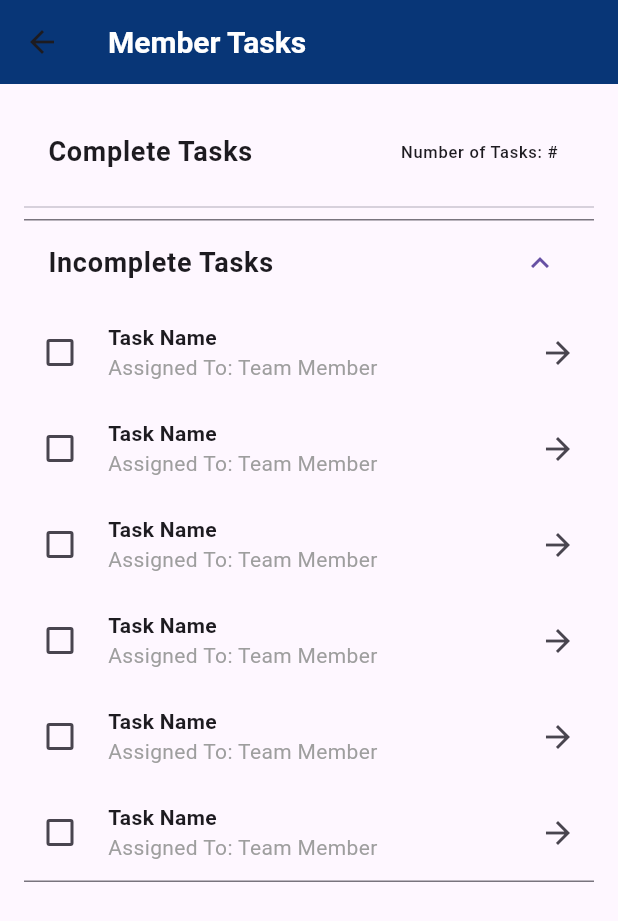
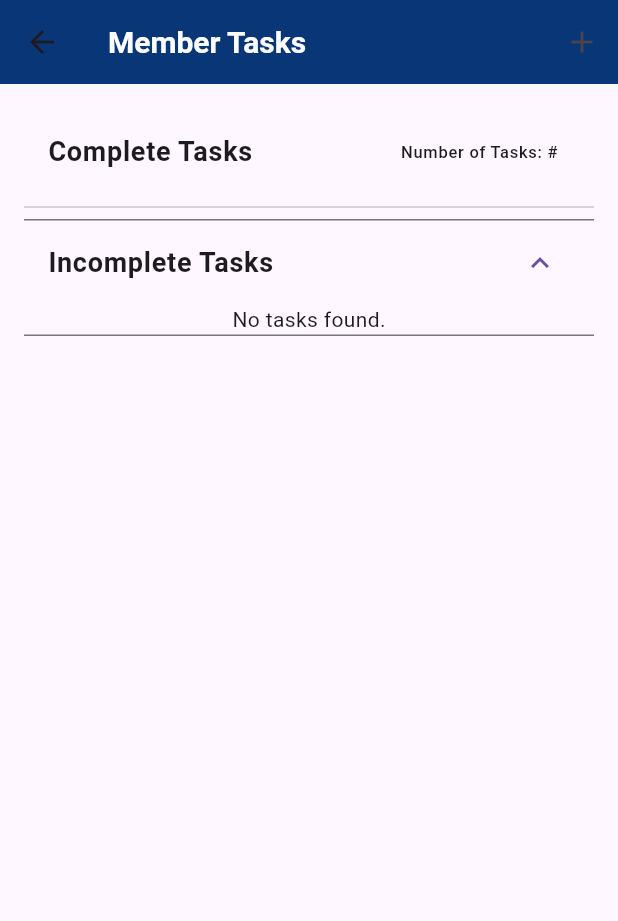
Before and after one commit to ShreyanshMisra/Kapok, a Flutter app: the TaskListPage screen opened directly, on a phone screen of 412 x 824 dp. Shown: the top 921 px of the screen. Run offline on Flutter 3.47's test engine with Material 3 defaults, Android fonts, the phone set to English and light mode, and no system bars; our stand-ins replace cloud_firestore, firebase_auth, firebase_core, get, google_maps_flutter, location; missing offline and left inert: translator; accounts and stored records are empty; network calls fail.

Commit message:
initial update

```diff
--- a/lib/pages/home_screens/task_list.dart
+++ b/lib/pages/home_screens/task_list.dart
@@ -1,4 +1,7 @@
 import 'package:flutter/material.dart';
+import 'package:cloud_firestore/cloud_firestore.dart';
+import 'package:kapok_new/models/task_model.dart';
+import 'package:kapok_new/pages/home_screens/create_task_page.dart';
 
 class TaskListPage extends StatefulWidget {
   const TaskListPage({super.key});
@@ -12,7 +15,7 @@ class _TaskListPageState extends State<TaskListPage> {
   Widget build(BuildContext context) {
     return Scaffold(
       appBar: AppBar(
-        title: Text(
+        title: const Text(
           'Member Tasks',
           style: TextStyle(
             fontSize: 20,
@@ -20,42 +23,32 @@ class _TaskListPageState extends State<TaskListPage> {
             color: Colors.white
           ),
         ),
-        // TODO: possbile global styles to reduce styling issues
-        backgroundColor: Color(0xFF083677),
+        backgroundColor: const Color(0xFF083677),
+        actions: [
+          IconButton(
+            icon: const Icon(Icons.add),
+            onPressed: () {
+              Navigator.push(
+                context,
+                MaterialPageRoute(builder: (context) => const CreateTaskPage()),
+              );
+            },
+          ),
+        ],
       ),
       body: TaskScreen(),
     );
   }
 }
 
+class TaskScreen extends StatefulWidget {
+  const TaskScreen({super.key});
 
-
-// class TaskListHome extends StatelessWidget {
-//   @override
-//   Widget build(BuildContext context) {
-//     return MaterialApp(
-//       home: Scaffold(
-//         appBar: AppBar(
-//           title: Text('Member Tasks'),
-//           // TODO: possbile global styles to reduce styling issues
-//           backgroundColor: Color(0xFF083677),
-//           titleTextStyle: TextStyle(
-//           color: Colors.white
-//           ),
-//         ),
-//         body: TaskScreen(),
-//       ),
-//     );
-//   }
-// }
-
-class TaskScreen extends StatefulWidget {
   @override
   _TaskScreenState createState() => _TaskScreenState();
 }
 
 class _TaskScreenState extends State<TaskScreen> {
-  // expand widgets on click
   bool showCompleteTasks = false;
   bool showIncompleteTasks = true;
 
@@ -67,13 +60,12 @@ class _TaskScreenState extends State<TaskScreen> {
         child: Column(
           children: [
             ExpansionTile(
-            title: Text(
+              title: const Text(
                 'Complete Tasks',
                 style: TextStyle(fontSize: 18, fontWeight: FontWeight.bold),
               ),
-            // fetch from firebase
-            trailing: Text("Number of Tasks: #"),
-            children: [
+              trailing: const Text("Number of Tasks: #"),
+              children: const [
                 ListTile(
                   title: Text("No tasks completed."),
                 ),
@@ -82,10 +74,10 @@ class _TaskScreenState extends State<TaskScreen> {
                 setState(() => showCompleteTasks = expanded);
               },
             ),
-          Divider(),
+            const Divider(),
             ExpansionTile(
               initiallyExpanded: true,
-            title: Text(
+              title: const Text(
                 'Incomplete Tasks',
                 style: TextStyle(fontSize: 18, fontWeight: FontWeight.bold),
               ),
@@ -101,32 +93,45 @@ class _TaskScreenState extends State<TaskScreen> {
       ),
     );
   }
-
 }
 
-// boilerplate
 class TaskList extends StatelessWidget {
+  const TaskList({super.key});
+
   @override
   Widget build(BuildContext context) {
-    return
-      SingleChildScrollView(
-      child: Column(
-      children:
-      List.generate(6, (index) {
-        return TaskItem(task: 'Task Name', assignedTo: 'Team Member');
-      }),
+    return StreamBuilder<QuerySnapshot>(
+      stream: FirebaseFirestore.instance
+          .collection('tasks')
+          .where('urgency', isGreaterThan: 0)
+          .snapshots(),
+      builder: (context, snapshot) {
+        if (snapshot.connectionState == ConnectionState.waiting) {
+          return const Center(child: CircularProgressIndicator());
+        }
 
-    ),
+        if (!snapshot.hasData || snapshot.data!.docs.isEmpty) {
+          return const Center(child: Text('No tasks found.'));
+        }
+
+        var tasks = snapshot.data!.docs.map((doc) {
+          return Task.fromFirestore(doc);
+        }).toList();
+
+        return Column(
+          children: tasks.map((task) {
+            return TaskItem(task: task);
+          }).toList(),
         );
-
+      },
+    );
   }
 }
 
 class TaskItem extends StatelessWidget {
-  final String task;
-  final String assignedTo;
+  final Task task;
 
-  TaskItem({required this.task, required this.assignedTo});
+  const TaskItem({super.key, required this.task});
 
   @override
   Widget build(BuildContext context) {
@@ -138,17 +143,17 @@ class TaskItem extends StatelessWidget {
           Row(
             children: [
               Checkbox(value: false, onChanged: (value) {}),
-              SizedBox(width: 8),
+              const SizedBox(width: 8),
               Column(
                 crossAxisAlignment: CrossAxisAlignment.start,
                 children: [
                   Text(
-                    task,
-                    style: TextStyle(fontWeight: FontWeight.bold),
+                    task.address,
+                    style: const TextStyle(fontWeight: FontWeight.bold),
                   ),
                   Text(
-                    'Assigned To: $assignedTo',
-                    style: TextStyle(color: Colors.grey),
+                    'Assigned To: ${task.category}',
+                    style: const TextStyle(color: Colors.grey),
                   ),
                 ],
               ),
@@ -156,9 +161,9 @@ class TaskItem extends StatelessWidget {
           ),
           IconButton(
             onPressed: () {
-              // TODO:
+              // TODO: Implement task details
             },
-            icon: Icon(Icons.arrow_forward),
+            icon: const Icon(Icons.arrow_forward),
           ),
         ],
       ),
--- a/pubspec.yaml
+++ b/pubspec.yaml
@@ -55,7 +55,7 @@ dev_dependencies:
   # activated in the `analysis_options.yaml` file located at the root of your
   # package. See that file for information about deactivating specific lint
   # rules and activating additional ones.
-  flutter_lints: ^4.0.0
+  flutter_lints: ^5.0.0
 
 # For information on the generic Dart part of this file, see the
 # following page: https://dart.dev/tools/pub/pubspec
```
Also changed, not shown: lib/models/person_model.dart (+16 -30 lines), lib/models/task_model.dart (+17 -0 lines), lib/pages/home_screens/create_task_page.dart (+28 -26 lines), pubspec.lock. Lines whose indentation alone changed are shown as unchanged.
